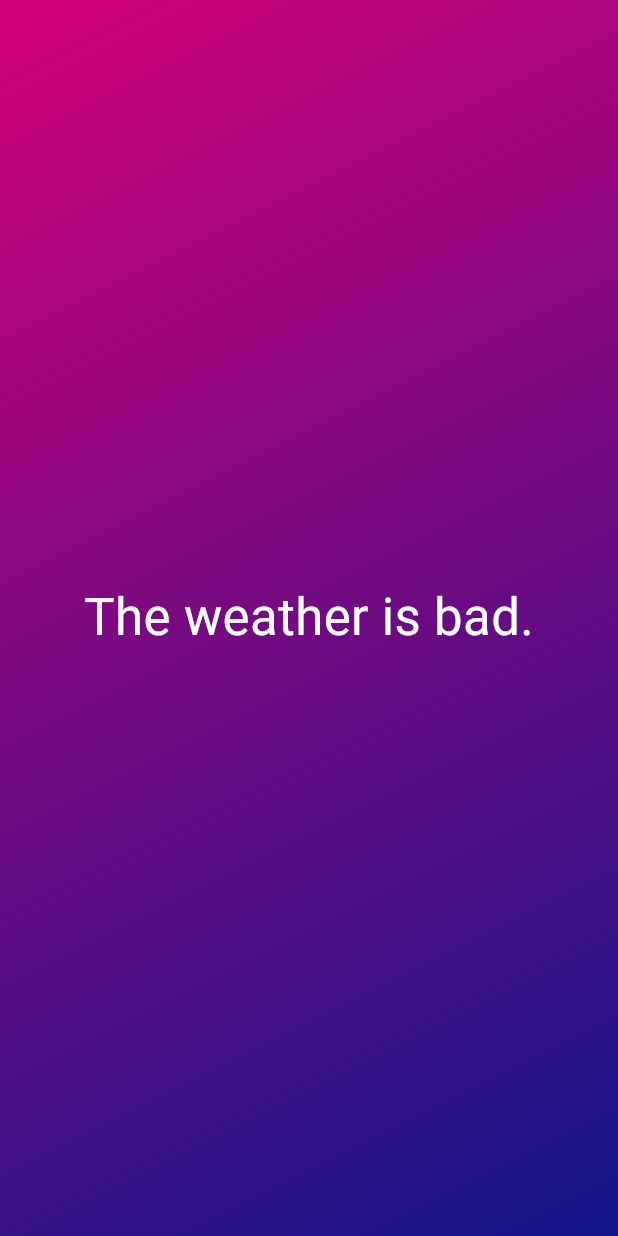
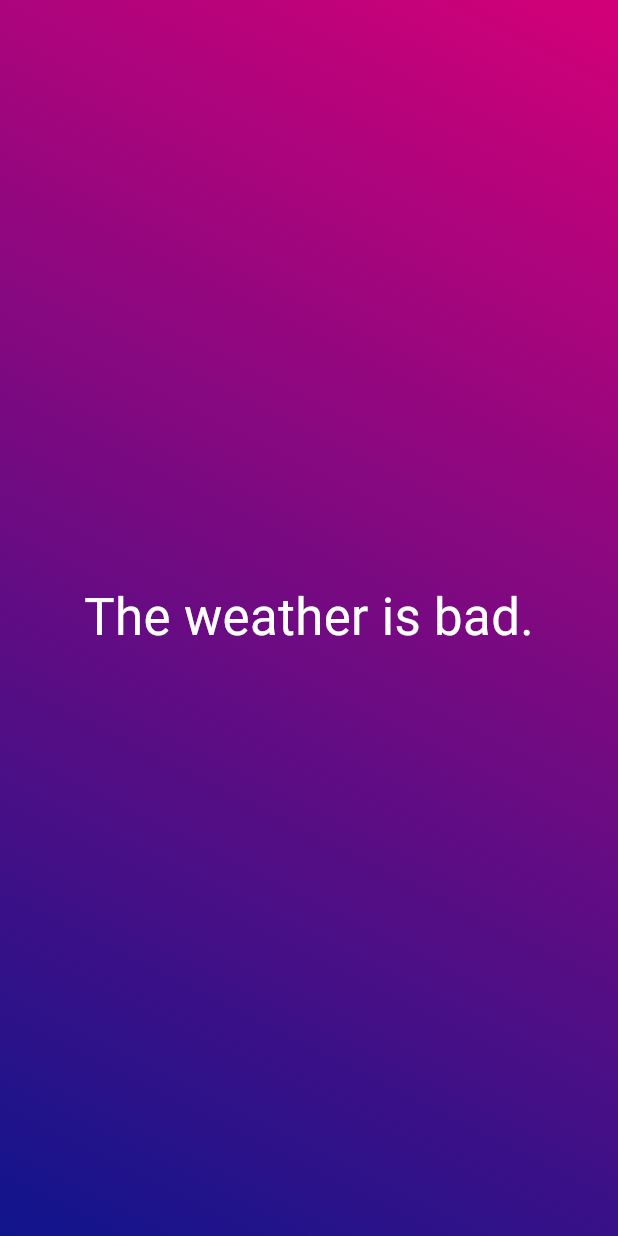
Before and after one commit to chris-zaharia/first_app, a Flutter app: the screen it shows after launch, on a phone screen of 412 x 824 dp. Run offline on Flutter 3.47's test engine with Material 3 defaults, Android fonts, the phone set to English and light mode, and no system bars.

Commit message:
Gradient now in parameters

```diff
--- a/lib/gradient_container.dart
+++ b/lib/gradient_container.dart
@@ -2,16 +2,16 @@ import 'package:first_app/centered.dart';
 import 'package:flutter/material.dart';
 
 class GradientContainer extends StatelessWidget {
-  const GradientContainer({super.key});
-
+  GradientContainer(this.startAlignment, this.endAlignment, {super.key});
+  Alignment startAlignment;
+  Alignment endAlignment;
   @override
   Widget build(BuildContext context) {
-    // TODO: implement build
     return Container(
-      decoration: const BoxDecoration(
+      decoration: BoxDecoration(
         gradient: LinearGradient(
-          begin: Alignment.topLeft,
-          end: Alignment.bottomRight,
+          begin: startAlignment,
+          end: endAlignment,
           colors: [
             Color.fromARGB(255, 211, 0, 120),
             Color.fromARGB(255, 16, 21, 140),
--- a/lib/main.dart
+++ b/lib/main.dart
@@ -6,7 +6,7 @@ void main() {
     MaterialApp(
       debugShowCheckedModeBanner: false,
       home: Scaffold(
-        body: GradientContainer(),
+        body: GradientContainer(Alignment.topRight, Alignment.bottomLeft),
       ),
     ),
   );
```
Also changed, not shown: 1 other file.
